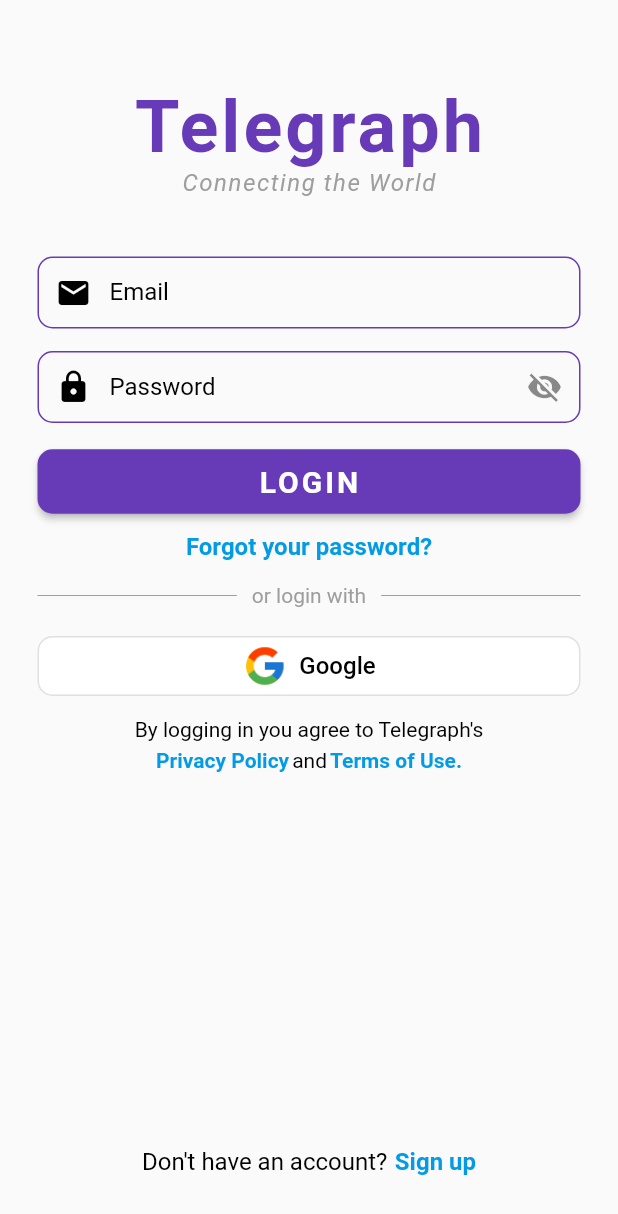
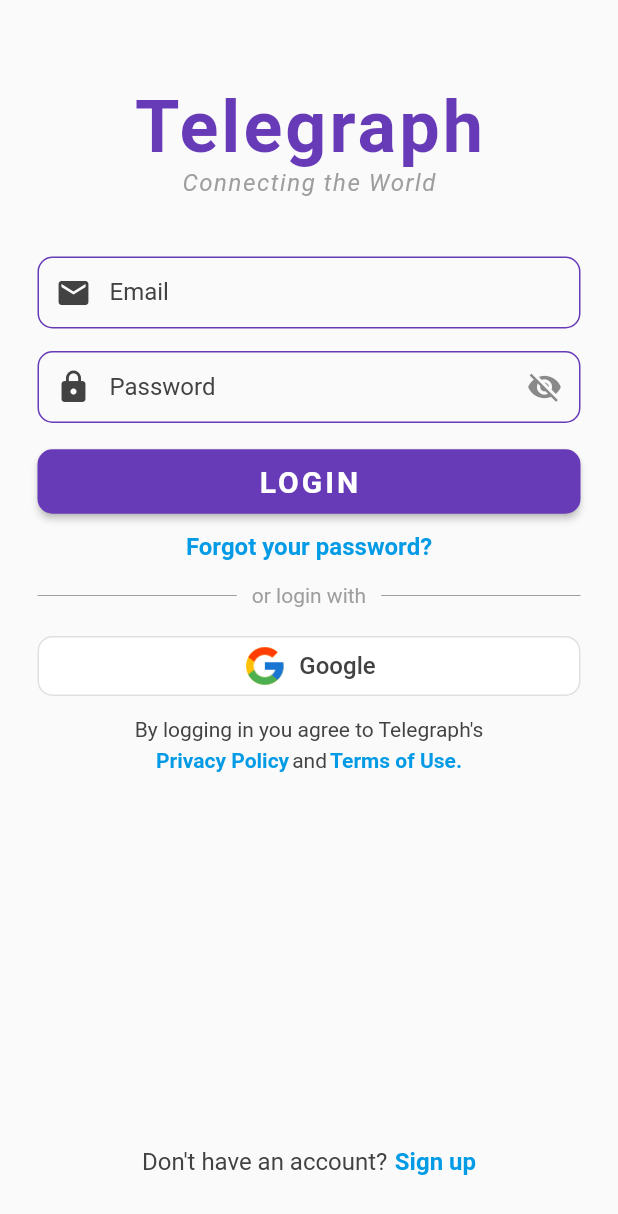
Before and after one commit to johndeweyzxc/Telegraph, a Flutter app: the screen it shows after launch, on a phone screen of 412 x 824 dp. Shown: the top 1214 px of the screen. Run offline on Flutter 3.47's test engine with Material 2 defaults, Android fonts, the phone set to English and light mode, and no system bars; our stand-ins replace cloud_firestore, firebase_auth, firebase_core, google_sign_in; accounts and stored records are empty.

Commit message:
Changed color of black

```diff
--- a/lib/const_var.dart
+++ b/lib/const_var.dart
@@ -4,7 +4,7 @@ import 'package:flutter/material.dart';
 const deepPurple500 = Color(0xff673ab7);
 const grey500 = Color(0xff9e9e9e);
 const white = Color(0xffffffff);
-const black = Color(0xff000000);
+const black = Color(0xff424242);
 const lightBlue600 = Color(0xff039be5);
 
 const double textbig = 20.0;
```
